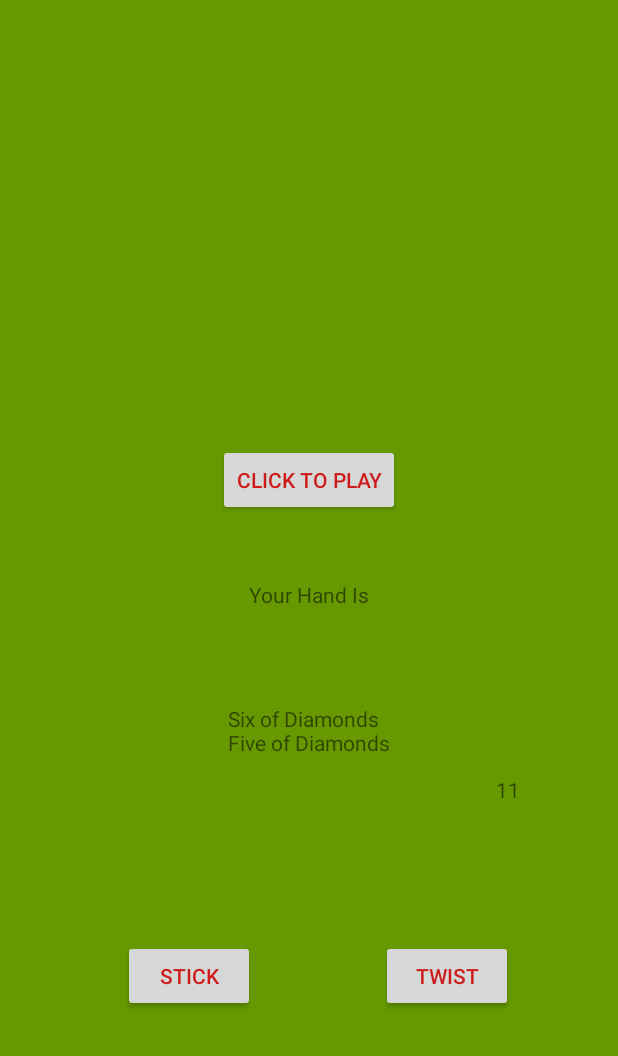
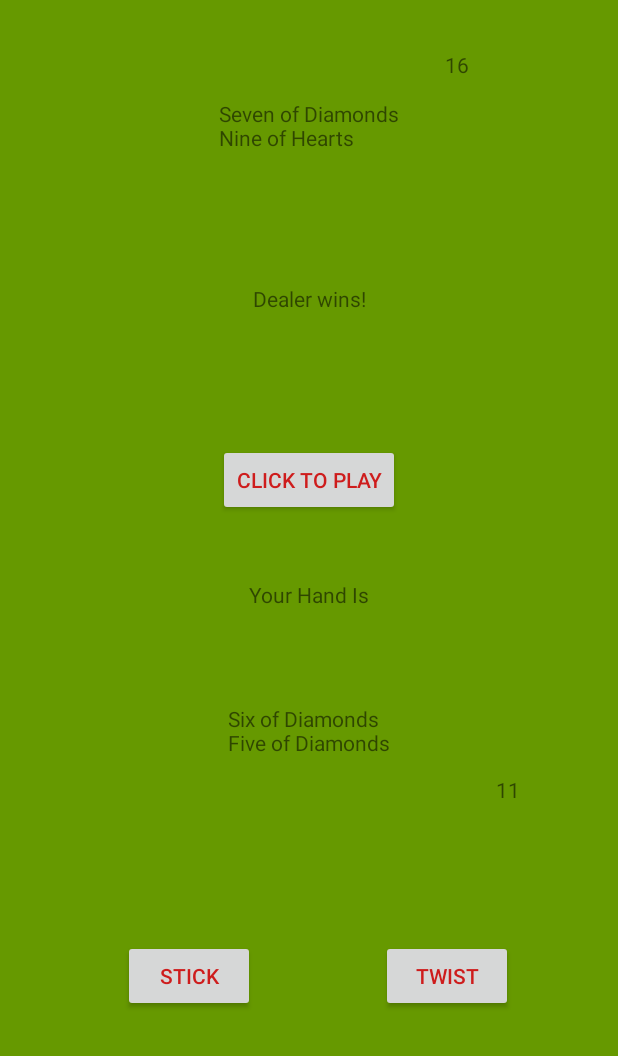
Before and after one commit to alistairkane92/BlackJack, an Android app: the GameActivity screen opened directly, with no data from a screen before it, after a tap on "STICK", on a phone screen of 412 x 824 dp, the part 180-1236 px from its top. Run offline under Robolectric (Android 15) with nearby library versions, the phone set to English and light mode, and no system bars; 2 other taps on this screen came first.

Commit message:
adds dealer move and display winner

```diff
--- a/BlackJackProject/app/src/main/java/com/example/user/blackjackproject/Game.java
+++ b/BlackJackProject/app/src/main/java/com/example/user/blackjackproject/Game.java
@@ -40,9 +40,18 @@ public class Game {
         return this.players.get(0).getHandValue();
     }
 
+    public String showDealerHand(){
+        return this.players.get(1).getHand().describeHand();
+    }
+
+    public Integer showDealerHandValue(){
+        return this.players.get(1).getHand().getHandValue();
+    }
+
     public void stick(){
         players.get(0).setStickOrTwist("f");
         //employs dealer logic and continues
+        dealerMove();
     }
 
     public void twist(){
@@ -51,9 +60,9 @@ public class Game {
     }
 
     public void stickOrTwistAction() {
-        for (int i = 0; i < players.size()-1; i++) {
+        for (int i = 0; i < players.size() - 1; i++) {
             Participant player = players.get(i);
-            if (player.getHand().checkIfAce()){
+            if (player.getHand().checkIfAce()) {
                 player.getHand().makeAcesLowIfBust();
             }
             while (!player.getHand().checkBust() && player.getStickOrTwist().equals("t")) {
@@ -64,33 +73,38 @@ public class Game {
                 }
             }
         }
+    }
 
 //      Dealer logic
 
-
+    public void dealerMove() {
         while (dealer.checkShouldTwist(dealer.getHandValue())) {
             dealer.dealCard(dealer, deck);
         }
-
-        Participant winner = checkWinner(players);
-
     }
 
-    public Participant checkWinner(ArrayList<Participant> players) {
+
+
+    public String checkWinner(ArrayList<Participant> players) {
         Participant player1 = players.get(0);
         Participant player2 = players.get(1);
 
         if (!player1.getHand().checkBust() && !player2.getHand().checkBust()) {
             if (player1.getHandValue() == player2.getHandValue()) {
-                return player1;
+                return player1.getName();
             } else {
-                return player1.getHandValue() > player2.getHandValue() ? player1 : player2;
+                return player1.getHandValue() > player2.getHandValue() ? player1.getName() : player2.getName();
             }
 
         } else {
 
-            return player1.getHand().checkBust() ? player2 : player1;
+            return player1.getHand().checkBust() ? player2.getName() : player1.getName();
 
         }
     }
+
+    public String displayWinner(){
+        return checkWinner(players);
+    }
+
 }
--- a/BlackJackProject/app/src/main/java/com/example/user/blackjackproject/GameActivity.java
+++ b/BlackJackProject/app/src/main/java/com/example/user/blackjackproject/GameActivity.java
@@ -10,8 +10,12 @@ public class GameActivity extends AppCompatActivity {
     Button startButton;
     Game newGame;
     Deck deck;
+
     TextView handDisplayTv;
     TextView handValueTv;
+    TextView dealerHandTv;
+    TextView dealerHandValueTv;
+    TextView showWinnerTv;
 
     @Override
     protected void onCreate(Bundle savedInstanceState) {
@@ -23,6 +27,9 @@ public class GameActivity extends AppCompatActivity {
         startButton = (Button) findViewById(R.id.playBtn);
         handDisplayTv = (TextView) findViewById(R.id.handDisplayTv);
         handValueTv = (TextView) findViewById(R.id.handValueTv);
+        dealerHandTv = (TextView) findViewById(R.id.dealerHandDisplayTv);
+        dealerHandValueTv = (TextView) findViewById(R.id.dealerHandValueTv);
+        showWinnerTv = (TextView) findViewById(R.id.showWinnerTv);
     }
 
     //steps of Game
@@ -42,10 +49,19 @@ public class GameActivity extends AppCompatActivity {
 
 
     public void stick(View view) {
+        newGame.stick();
+
+        //Dealer Move
+        newGame.dealerMove();
+        dealerHandTv.setText(newGame.showDealerHand());
+        dealerHandValueTv.setText(newGame.showDealerHandValue().toString());
+        showWinnerTv.setText(newGame.displayWinner().toString() + " wins!");
 
     }
 
 
     public void twist(View view) {
+        newGame.twist();
+        //deals new card and displays new result
     }
 }
--- a/BlackJackProject/app/src/main/res/layout/activity_game_activity.xml
+++ b/BlackJackProject/app/src/main/res/layout/activity_game_activity.xml
@@ -114,4 +114,32 @@
         app:layout_constraintRight_toRightOf="parent"
         app:layout_constraintBottom_toBottomOf="parent"
         android:layout_marginBottom="168dp" />
+
+    <TextView
+        android:id="@+id/dealerHandValueTv"
+        android:layout_width="wrap_content"
+        android:layout_height="wrap_content"
+        tools:text="dealerHandValue"
+        app:layout_constraintLeft_toRightOf="@+id/dealerHandDisplayTv"
+        android:layout_marginLeft="8dp"
+        app:layout_constraintTop_toTopOf="parent"
+        android:layout_marginTop="97dp"
+        android:layout_marginRight="8dp"
+        app:layout_constraintRight_toRightOf="parent"
+        app:layout_constraintHorizontal_bias="0.2" />
+
+    <TextView
+        android:id="@+id/showWinnerTv"
+        android:layout_width="wrap_content"
+        android:layout_height="wrap_content"
+        tools:text="showWinner"
+        android:layout_marginTop="8dp"
+        app:layout_constraintTop_toBottomOf="@+id/dealerHandDisplayTv"
+        android:layout_marginLeft="8dp"
+        app:layout_constraintLeft_toLeftOf="parent"
+        android:layout_marginRight="8dp"
+        app:layout_constraintRight_toRightOf="parent"
+        android:layout_marginBottom="8dp"
+        app:layout_constraintBottom_toTopOf="@+id/playBtn" />
+
 </android.support.constraint.ConstraintLayout>
```
